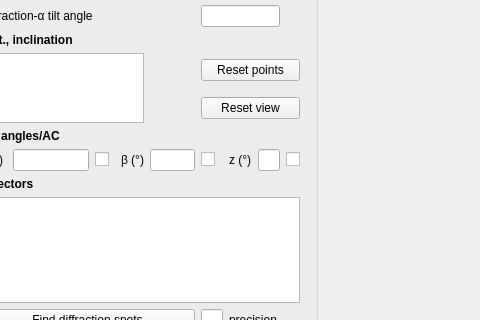
The window that pycotem/diffraction/diffractionUI.ui (mompiou/pycotem) describes before a commit, drawn with Qt 5; both pictures show x 457 to 937 and y 206 to 526 of the 1200 by 851 pixel window.
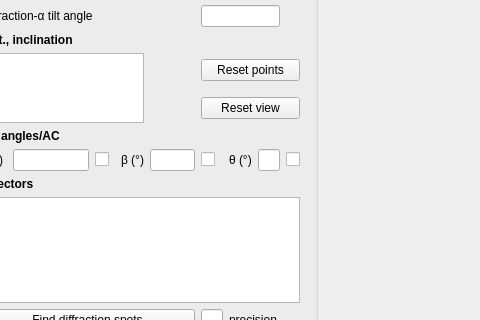
The same window after the commit.

The edit to the form file:
```diff
--- a/pycotem/diffraction/diffractionUI.ui
+++ b/pycotem/diffraction/diffractionUI.ui
@@ -202,7 +202,7 @@
        <item row="13" column="7">
         <widget class="QLabel" name="z_label">
          <property name="text">
-          <string>z (°)</string>
+          <string>θ (°)</string>
          </property>
         </widget>
        </item>
```
